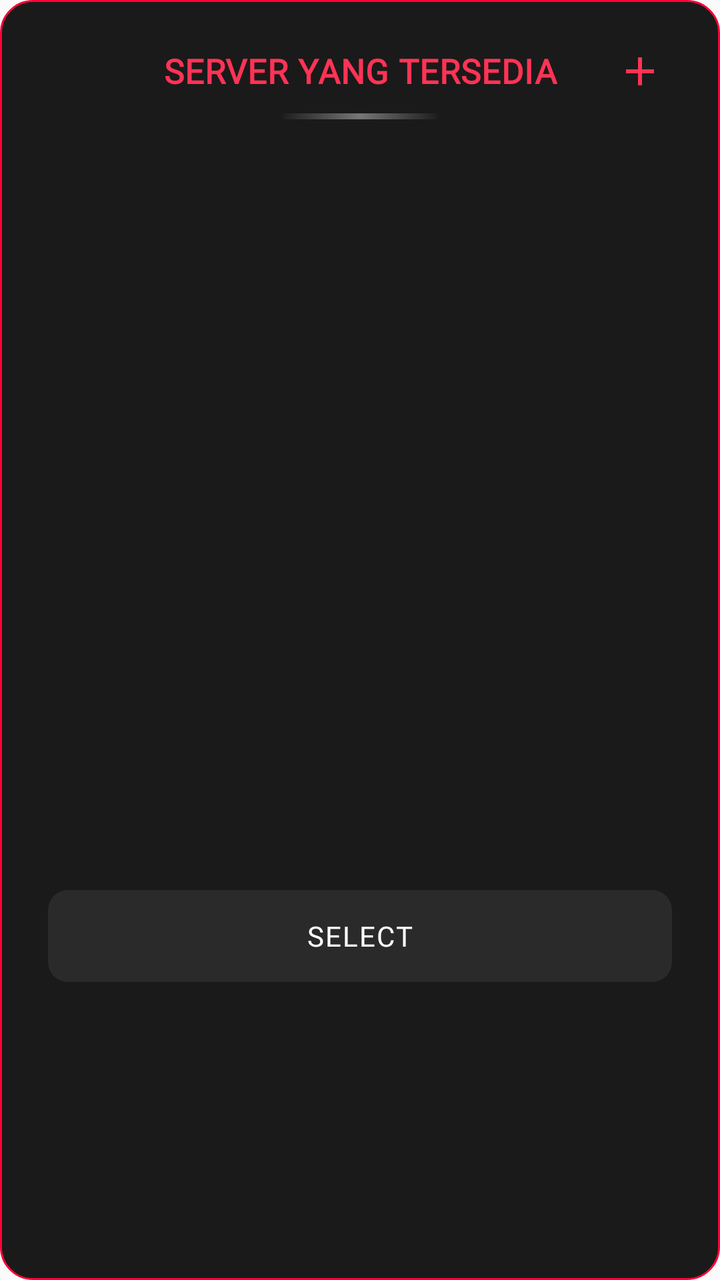
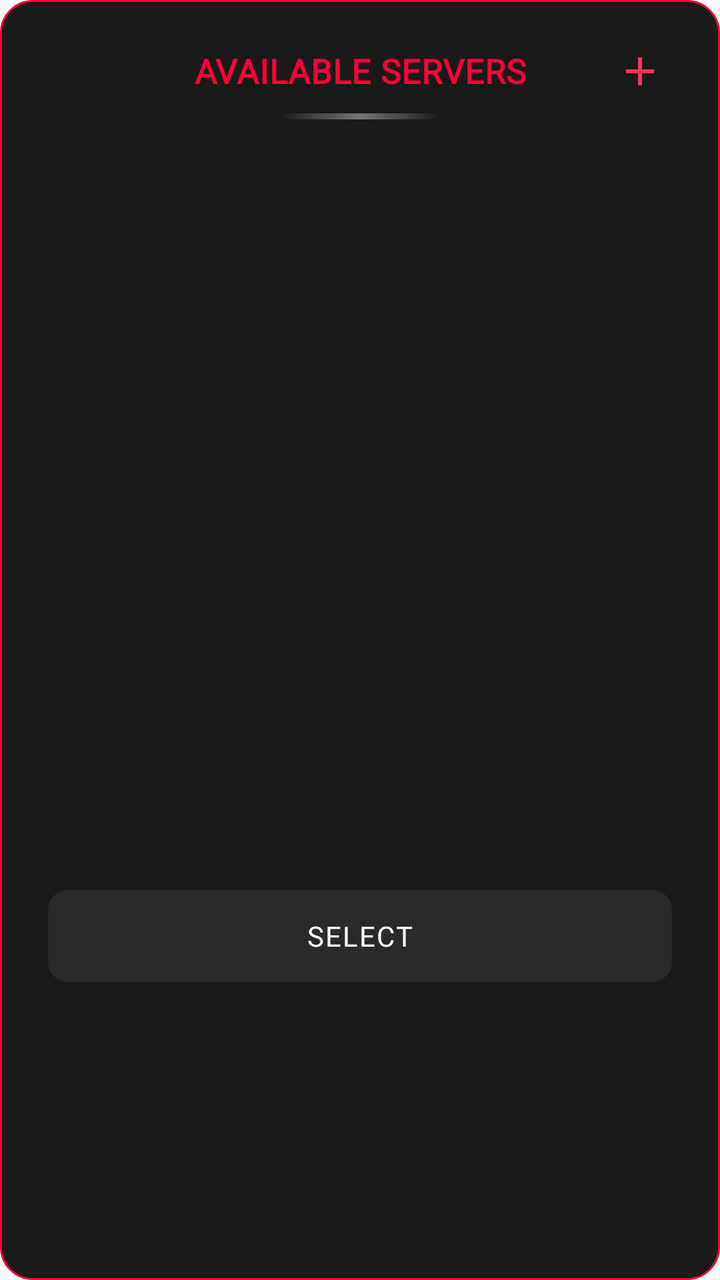

Before-and-after screenshots of an Android layout around one commit, followed by the original layout XML and the change that was made.
<!-- AndroidManifest.xml: application theme Theme.AppCompat.Light.NoActionBar -->
<!-- res/layout/dialog_server_selection.xml -->
<?xml version="1.0" encoding="utf-8"?>
<androidx.constraintlayout.widget.ConstraintLayout 
    xmlns:android="http://schemas.android.com/apk/res/android"
    xmlns:app="http://schemas.android.com/apk/res-auto"
    android:layout_width="match_parent"
    android:layout_height="wrap_content"
    android:background="@drawable/bg_dialog_round"
    android:paddingStart="24dp"
    android:paddingEnd="24dp"
    android:paddingTop="24dp"
    android:paddingBottom="20dp">

    <TextView
        android:id="@+id/dialogTitle"
        android:layout_width="wrap_content"
        android:layout_height="wrap_content"
        android:fontFamily="@font/montserrat_bold"
        android:letterSpacing="0.02"
        android:text="SERVER YANG TERSEDIA"
        android:textColor="#FF3355"
        android:textSize="17sp"
        android:textStyle="bold"
        app:layout_constraintEnd_toEndOf="parent"
        app:layout_constraintStart_toStartOf="parent"
        app:layout_constraintTop_toTopOf="parent" />

    <ImageView
        android:id="@+id/btn_add_server"
        android:layout_width="32dp"
        android:layout_height="32dp"
        android:padding="4dp"
        android:src="@drawable/ic_add"
        android:background="?attr/selectableItemBackgroundBorderless"
        android:contentDescription="Add Server"
        app:layout_constraintTop_toTopOf="@id/dialogTitle"
        app:layout_constraintBottom_toBottomOf="@id/dialogTitle"
        app:layout_constraintEnd_toEndOf="parent" />

    <View
        android:id="@+id/dialogDivider"
        android:layout_width="80dp"
        android:layout_height="3dp"
        android:layout_marginTop="10dp"
        android:background="@drawable/divider_gradient"
        app:layout_constraintEnd_toEndOf="parent"
        app:layout_constraintStart_toStartOf="parent"
        app:layout_constraintTop_toBottomOf="@id/dialogTitle" />

    <androidx.cardview.widget.CardView
        android:id="@+id/serverListCard"
        android:layout_width="0dp"
        android:layout_height="220dp"
        android:layout_marginTop="18dp"
        app:cardCornerRadius="12dp"
        app:cardElevation="0dp"
        app:cardBackgroundColor="#1A1A1A"
        app:layout_constraintTop_toBottomOf="@id/dialogDivider"
        app:layout_constraintStart_toStartOf="parent"
        app:layout_constraintEnd_toEndOf="parent">

        <androidx.recyclerview.widget.RecyclerView
            android:id="@+id/rv_servers"
            android:layout_width="match_parent"
            android:layout_height="match_parent"
            android:clipToPadding="false"
            android:paddingVertical="4dp"
            android:scrollbars="vertical" />

    </androidx.cardview.widget.CardView>

    <Button
        android:id="@+id/btn_close_dialog"
        android:layout_width="0dp"
        android:layout_height="46dp"
        android:layout_marginTop="18dp"
        android:background="@drawable/bg_button_close"
        android:fontFamily="@font/montserrat_bold"
        android:letterSpacing="0.05"
        android:stateListAnimator="@null"
        android:text="SELECT"
        android:textColor="#FFFFFF"
        android:textSize="14sp"
        app:layout_constraintBottom_toBottomOf="parent"
        app:layout_constraintEnd_toEndOf="parent"
        app:layout_constraintStart_toStartOf="parent"
        app:layout_constraintTop_toBottomOf="@id/serverListCard" />

</androidx.constraintlayout.widget.ConstraintLayout>
<!-- resources referenced by this layout -->
<resources>
  <!-- drawable bg_button_close (drawable) -->
  <shape xmlns:android="http://schemas.android.com/apk/res/android">
      <solid android:color="#2A2A2A" />
      <corners android:radius="10dp" />
  </shape>
  <!-- drawable bg_dialog_round (drawable) -->
  <?xml version="1.0" encoding="utf-8"?>
  <shape xmlns:android="http://schemas.android.com/apk/res/android">
      <solid android:color="#1A1A1A" />
      <corners android:radius="16dp" />
      <stroke android:width="1dp" android:color="#FF0037"/>
  </shape>
  <!-- drawable divider_gradient (drawable) -->
  <shape xmlns:android="http://schemas.android.com/apk/res/android">
      <gradient
          android:startColor="#00FFFFFF"
          android:centerColor="#66FFFFFF"
          android:endColor="#00FFFFFF"
          android:angle="0" />
  </shape>
  <!-- drawable ic_add (drawable) -->
  <vector xmlns:android="http://schemas.android.com/apk/res/android"
      android:width="24dp"
      android:height="24dp"
      android:viewportWidth="24"
      android:viewportHeight="24">
      <path
          android:fillColor="#FF3355"
          android:pathData="M19,13h-6v6h-2v-6H5v-2h6V5h2v6h6v2Z" />
  </vector>
</resources>

<!-- the commit's change to res/layout/dialog_server_selection.xml (unified diff, before → after) -->
@@ -16,8 +16,8 @@
         android:layout_height="wrap_content"
         android:fontFamily="@font/montserrat_bold"
         android:letterSpacing="0.02"
-        android:text="SERVER YANG TERSEDIA"
-        android:textColor="#FF3355"
+        android:text="AVAILABLE SERVERS"
+        android:textColor="#FF0037"
         android:textSize="17sp"
         android:textStyle="bold"
         app:layout_constraintEnd_toEndOf="parent"
